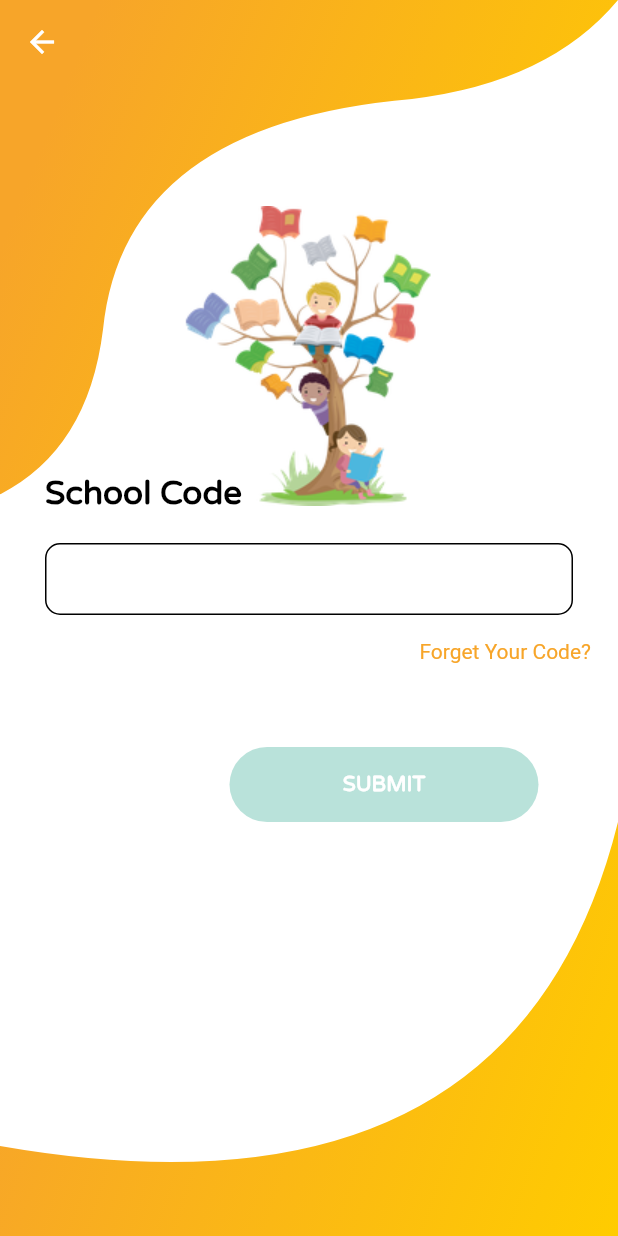
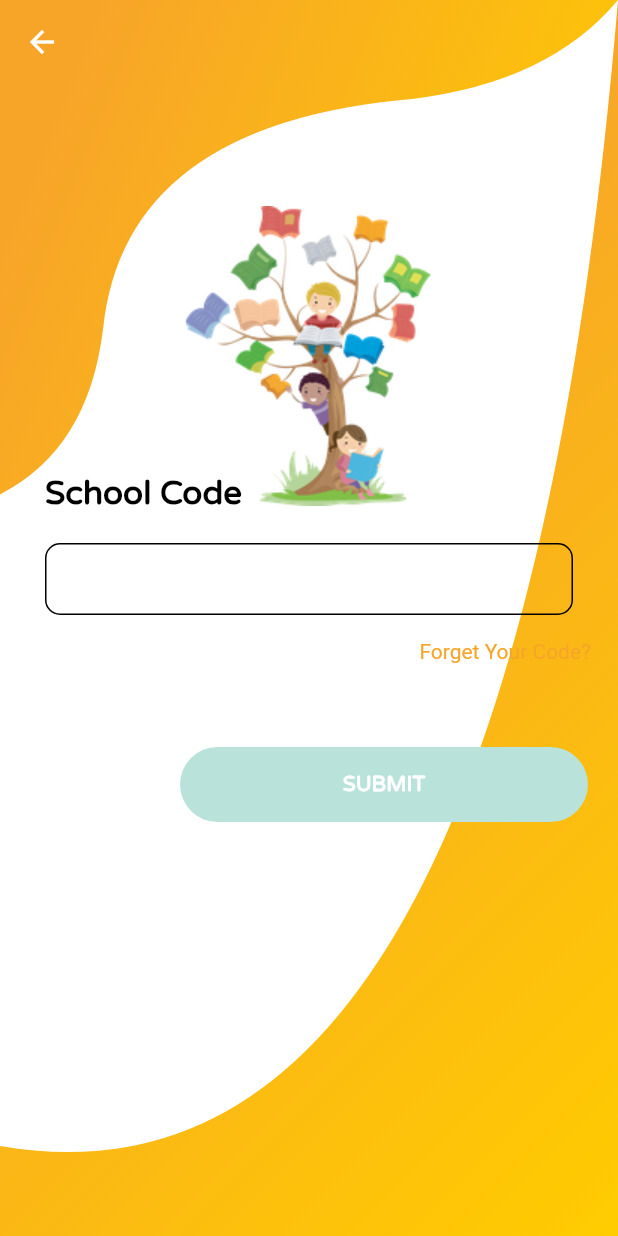
Before and after one commit to SushiDewan/SMS-App, a Flutter app: the screen it shows after launch, on a phone screen of 412 x 824 dp. Run offline on Flutter 3.47's test engine with Material 2 defaults, Android fonts, the phone set to English and light mode, and no system bars; our stand-ins replace font_awesome_flutter, hexcolor, pinput, table_calendar; project files that could hold a hidden picture were left out.

Commit message:
Solved dynamic

```diff
--- a/lib/core/api/api_constants.dart
+++ b/lib/core/api/api_constants.dart
@@ -4,12 +4,13 @@ import 'strings.dart';
 import 'dart:convert';
 
 class ApiConstants {
-  Future<SchoolIdModel> getData() async {
+  Future<SchoolIdModel> getData(id) async {
     var client = http.Client();
     var welcome = null;
     try {
       var url = Uri.parse(Strings.School_ID_API_KEY);
-      var response = await client.post(url, body: {'id': '1'});
+      print(id);
+      var response = await client.post(url, body: {'id': id});
       print(response.body);
       if (response.statusCode == 200) {
         var jsonString = response.body;
--- a/lib/features/Card/presentation/pages/choose_user_page.dart
+++ b/lib/features/Card/presentation/pages/choose_user_page.dart
@@ -1,9 +1,9 @@
 import 'package:flutter/material.dart';
 import 'package:smsapp/features/Card/presentation/widgets/choose_user_main.dart';
 
-
 class ChooseUserPage extends StatefulWidget {
-
+  String id;
+  ChooseUserPage({Key key, @required this.id}) : super(key: key);
   @override
   _ChooseUserPageState createState() => _ChooseUserPageState();
 }
@@ -12,7 +12,7 @@ class _ChooseUserPageState extends State<ChooseUserPage> {
   @override
   Widget build(BuildContext context) {
     return Scaffold(
-      body: ChooseUserMain(),
+      body: ChooseUserMain(widget.id),
     );
   }
 }
--- a/lib/features/Card/presentation/widgets/choose_user_body.dart
+++ b/lib/features/Card/presentation/widgets/choose_user_body.dart
@@ -10,6 +10,8 @@ import 'package:flutter/animation.dart';
 import 'package:smsapp/core/api/api_constants.dart';
 
 class ChooseUserBody extends StatefulWidget {
+  String id;
+  ChooseUserBody(this.id);
   @override
   _ChooseUserBodyState createState() => _ChooseUserBodyState();
 }
@@ -37,7 +39,7 @@ class _ChooseUserBodyState extends State<ChooseUserBody> with TickerProviderStat
   }
 
   Future<SchoolIdModel> getData() async {
-    return await ApiConstants().getData().then((sclId) {
+    return await ApiConstants().getData(widget.id).then((sclId) {
       return sclId;
     });
   }
--- a/lib/features/Login/loginAdmin.dart
+++ b/lib/features/Login/loginAdmin.dart
@@ -41,10 +41,6 @@ class _LoginAdminState extends State<LoginAdmin> {
                               gradient: LinearGradient(
                                   begin: Alignment.topLeft, end: Alignment.centerRight, colors: [HexColor("#F7A529"), HexColor("#FFCC00")])),
                           width: MediaQuery.of(context).size.width,
-                          // decoration: BoxDecoration(
-                          //   color: HexColor("#B9E2DA"),
-                          //   //  HexColor("")
-                          // ),
                           height: MediaQuery.of(context).size.height / 2,
                         ),
                       ),
--- a/lib/features/SchoolCode/presentation/widgets/school_code_body.dart
+++ b/lib/features/SchoolCode/presentation/widgets/school_code_body.dart
@@ -16,6 +16,7 @@ class _SchoolCodeBodyState extends State<SchoolCodeBody> {
   Widget build(BuildContext context) {
     return Container(
       color: Colors.white,
+      height: MediaQuery.of(context).size.height,
       child: Stack(
         alignment: AlignmentDirectional.topCenter,
         children: [
@@ -38,6 +39,23 @@ class _SchoolCodeBodyState extends State<SchoolCodeBody> {
               height: MediaQuery.of(context).size.height / 2.5,
             ),
           ),
+          Container(
+            child: ClipPath(
+              clipper: FooterWaveClipper(),
+              child: Container(
+                decoration: BoxDecoration(
+                  gradient: LinearGradient(
+                    begin: Alignment.centerLeft,
+                    end: Alignment.bottomRight,
+                    colors: [
+                      HexColor("#F7A529"),
+                      HexColor("#FFCC00"),
+                    ],
+                  ),
+                ),
+              ),
+            ),
+          ),
           Scaffold(
             resizeToAvoidBottomInset: false,
             backgroundColor: Colors.transparent,
@@ -45,11 +63,14 @@ class _SchoolCodeBodyState extends State<SchoolCodeBody> {
               backgroundColor: Colors.transparent,
               elevation: 0,
             ),
-            body: GestureDetector(
+            body: SingleChildScrollView(
+              child: GestureDetector(
                 onTap: () {
                   FocusScope.of(context).requestFocus(new FocusNode());
                 },
-              child: Column(
+                child: Container(
+                  height: MediaQuery.of(context).size.height,
+                  child: ListView(
                     children: [
                       SizedBox(height: 260),
                       Container(
@@ -60,7 +81,8 @@ class _SchoolCodeBodyState extends State<SchoolCodeBody> {
                             "School Code",
                             style: TextStyle(fontSize: 22, fontFamily: 'Varela', fontWeight: FontWeight.w600, color: Colors.black),
                           ),
-                      )),
+                        ),
+                      ),
                       SizedBox(height: 20),
                       Padding(
                         padding: EdgeInsets.only(left: 30.0, right: 30.0),
@@ -108,7 +130,9 @@ class _SchoolCodeBodyState extends State<SchoolCodeBody> {
                             child: Text(
                               "Forget Your Code?",
                               style: TextStyle(color: HexColor("#F7A529")),
-                            ))),
+                            ),
+                          ),
+                        ),
                       ),
                       SizedBox(height: 40),
                       Padding(
@@ -127,7 +151,8 @@ class _SchoolCodeBodyState extends State<SchoolCodeBody> {
                                 PageRouteBuilder(
                                   transitionDuration: Duration(milliseconds: 400),
                                   pageBuilder: (BuildContext context, Animation<double> animation, Animation<double> secondaryAnimation) {
-                                  return ChooseUserPage();
+                                    print(_myController.text);
+                                    return ChooseUserPage(id: _myController.text);
                                   },
                                   transitionsBuilder:
                                       (BuildContext context, Animation<double> animation, Animation<double> secondaryAnimation, Widget child) {
@@ -145,20 +170,14 @@ class _SchoolCodeBodyState extends State<SchoolCodeBody> {
                               child: Text(
                                 "SUBMIT",
                                 style: TextStyle(color: Colors.white, fontFamily: "Varela", fontWeight: FontWeight.w600),
-                          ))),
                               ),
                             ),
-                  Expanded(
-                    child: ClipPath(
-                      clipper: FooterWaveClipper(),
-                      child: Container(
-                        decoration: BoxDecoration(
-                            gradient: LinearGradient(
-                                begin: Alignment.centerLeft, end: Alignment.bottomRight, colors: [HexColor("#F7A529"), HexColor("#FFCC00")])),
                           ),
                         ),
-                  )
+                      ),
                     ],
+                  ),
+                ),
               ),
             ),
           ),
```
Also changed, not shown: lib/features/Card/presentation/widgets/choose_user_main.dart (+3 -4 lines). Lines whose indentation alone changed are shown as unchanged.
